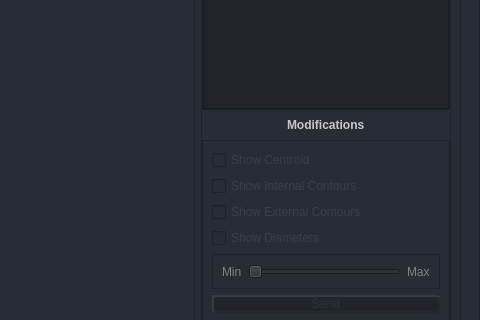
Old version of the form UI/ui_main.ui in the repository Mohamab29/FracSegment; both pictures show x 520 to 1000 and y 219 to 539 of the 1000 by 660 pixel window.
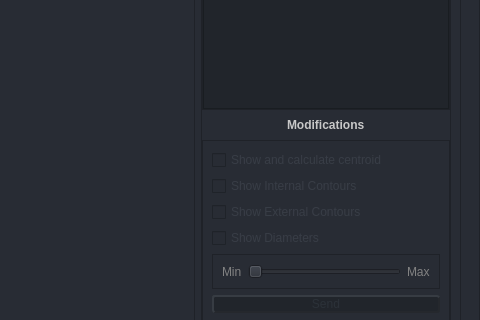
New version of the form. Icons and pictures are not drawn.

Commit message: adding functionality to the calculation page

```diff
--- a/UI/ui_main.ui
+++ b/UI/ui_main.ui
@@ -1745,7 +1745,7 @@
                              <string notr="true">color: rgb(56, 61, 70);</string>
                             </property>
                             <property name="text">
-                             <string>Show Centroid</string>
+                             <string>Show and calculate centroid</string>
                             </property>
                             <property name="checked">
                              <bool>false</bool>
```
Left out of the diff: 6 changed lines with no effect on the pictures. The commit also changes 2 other files.
